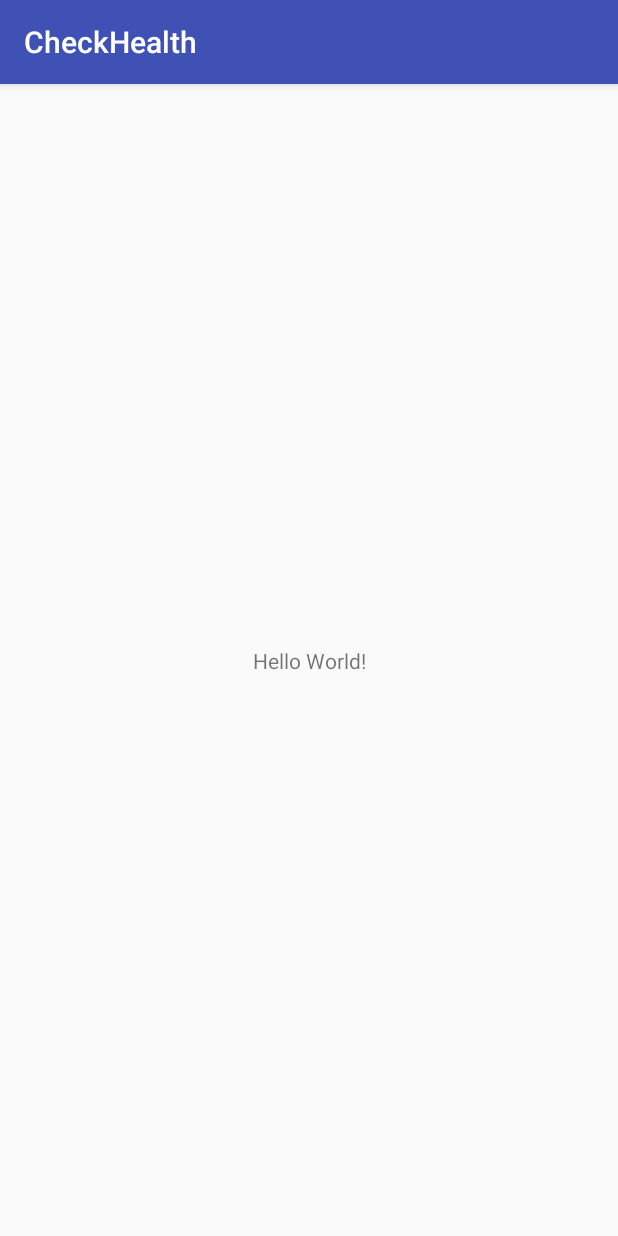
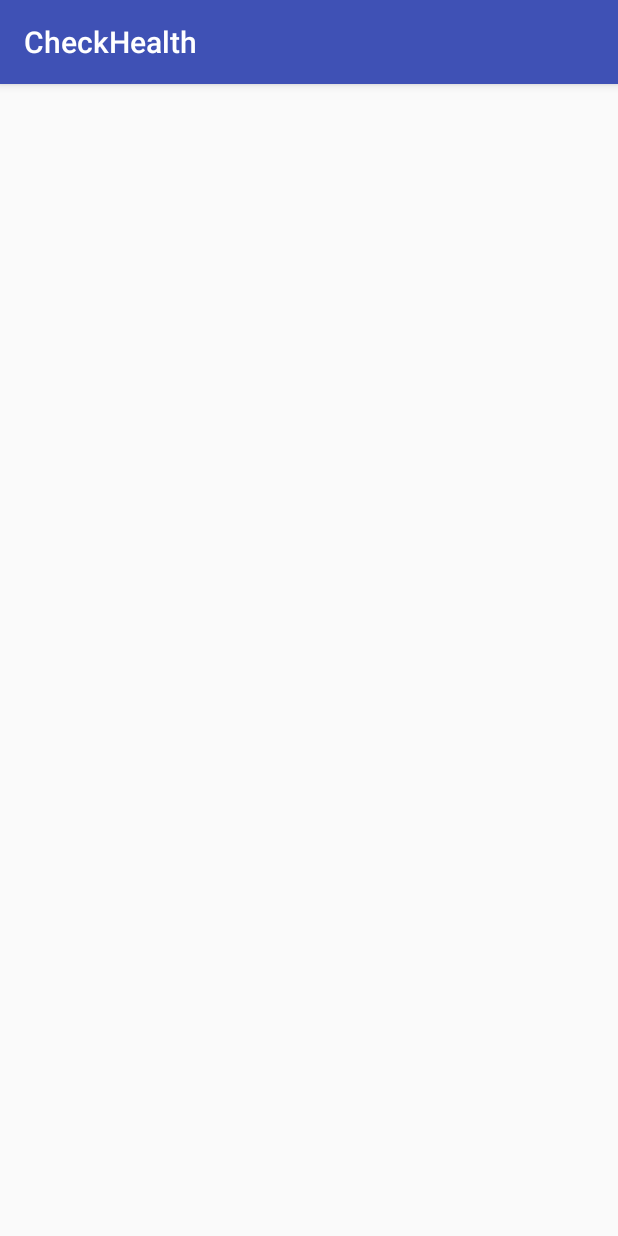
Before and after one commit to knyounke/CheckHealth, an Android app: the screen it shows after launch (HomeScreen), on a phone screen of 412 x 824 dp. Run offline under Robolectric (Android 15) with nearby library versions, the phone set to English and light mode, and no system bars.

```diff
--- a/app/build.gradle
+++ b/app/build.gradle
@@ -25,4 +25,5 @@ dependencies {
     testImplementation 'junit:junit:4.12'
     androidTestImplementation 'com.android.support.test:runner:1.0.1'
     androidTestImplementation 'com.android.support.test.espresso:espresso-core:3.0.1'
+    compile 'com.android.support:appcompat-v7:+'
 }
--- a/app/src/main/java/com/example/knyou/checkhealth/HomeScreen.java
+++ b/app/src/main/java/com/example/knyou/checkhealth/HomeScreen.java
@@ -3,13 +3,7 @@ package com.example.knyou.checkhealth;
 import android.support.v7.app.AppCompatActivity;
 import android.os.Bundle;
 
-public class HomeScreen extends AppCompatActivity {
+public class HomeScreen extends AppCompatActivity{
 
-    @Override
-    protected void onCreate(Bundle savedInstanceState) {
-        super.onCreate(savedInstanceState);
-        setContentView(R.layout.activity_home_screen);
-        //test commit and push
-    }
+
 }
-//this is java
--- a/app/src/main/res/layout/activity_home_screen.xml
+++ b/app/src/main/res/layout/activity_home_screen.xml
@@ -6,13 +6,4 @@
     android:layout_height="match_parent"
     tools:context="com.example.knyou.checkhealth.HomeScreen">
 
-    <TextView
-        android:layout_width="wrap_content"
-        android:layout_height="wrap_content"
-        android:text="Hello World!"
-        app:layout_constraintBottom_toBottomOf="parent"
-        app:layout_constraintLeft_toLeftOf="parent"
-        app:layout_constraintRight_toRightOf="parent"
-        app:layout_constraintTop_toTopOf="parent" />
-
 </android.support.constraint.ConstraintLayout>
```
Also changed, not shown: app/src/main/java/com/example/knyou/checkhealth/Notification.java (+28 -4 lines).
